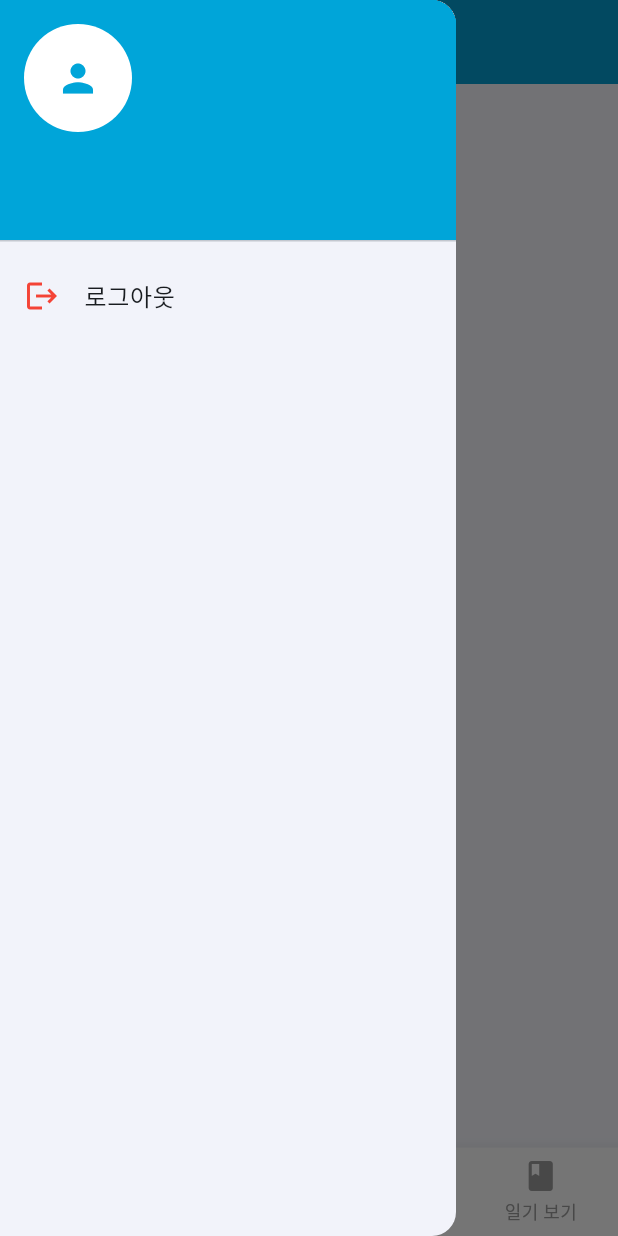
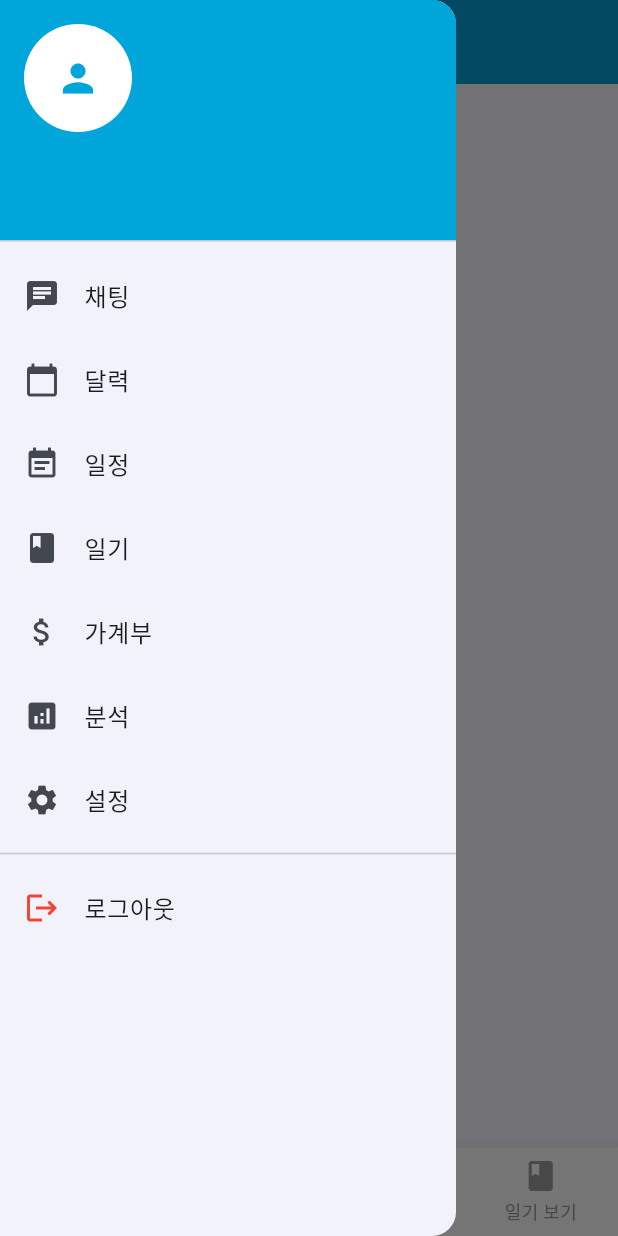
Before and after one commit to yoyowasi/mind_line_front, a Flutter app: the HomeScreen screen opened by its route, item 2 of the bottom bar chosen, with the side drawer open, on a phone screen of 412 x 824 dp. Run offline on Flutter 3.47's test engine with Material 3 defaults, Android fonts, the phone set to English and light mode, and no system bars; our stand-ins replace firebase_auth, firebase_core, fl_chart, go_router, image_picker, speech_to_text; accounts and stored records are empty.

Commit message:
의도가 잘 반영된

```diff
--- a/lib/home/home_screen.dart
+++ b/lib/home/home_screen.dart
@@ -2,7 +2,7 @@ import 'package:flutter/material.dart';
 import 'package:firebase_auth/firebase_auth.dart';
 import 'package:go_router/go_router.dart';
 
-import '../../core/services/auth_service.dart'; // 충돌 방지용 api_service.dart 제거
+import '../../core/services/auth_service.dart';
 import '../widgets/chat_tab.dart';
 import '../widgets/expense_tab.dart';
 import '../widgets/schedule_tab.dart';
@@ -20,6 +20,17 @@ class _HomeScreenState extends State<HomeScreen> {
   User? _user;
   int _selectedIndex = 0;
 
+  final List<String> _titles = [
+    '채팅',
+    '내 일정',
+    '지출내역',
+    '일기 보기',
+    '달력',
+    '가계부',
+    '분석',
+    '설정',
+  ];
+
   @override
   void initState() {
     super.initState();
@@ -33,16 +44,24 @@ class _HomeScreenState extends State<HomeScreen> {
 
   Widget _buildTabView() {
     switch (_selectedIndex) {
+      case 0:
+        return const ChatTab();
+      case 1:
+        return const ScheduleTab();
+      case 2:
+        return const ExpenseTab();
       case 3:
         return const DaliyTab();
-      case 2:
-        return const ExpenseTab();
-      case 1:
-        return const ScheduleTab();
-      case 0:
       default:
-        return const ChatTab();
+        return Center(child: Text('${_titles[_selectedIndex]} (미구현)'));
     }
+  }
+
+  void _selectFromDrawer(int index) {
+    Navigator.pop(context); // 사이드바 닫기
+    setState(() {
+      _selectedIndex = index;
+    });
   }
 
   @override
@@ -51,21 +70,7 @@ class _HomeScreenState extends State<HomeScreen> {
 
     return Scaffold(
       appBar: AppBar(
-        title: const Row(
-          mainAxisSize: MainAxisSize.min,
-          children: [
-            Icon(Icons.circle, color: Colors.white, size: 20),
-            SizedBox(width: 8),
-            Text(
-              'DailyCircle',
-              style: TextStyle(
-                fontWeight: FontWeight.bold,
-                fontSize: 20,
-                color: Colors.white,
-              ),
-            ),
-          ],
-        ),
+        title: Text('DailyCircle - ${_titles[_selectedIndex]}'),
         backgroundColor: themeColor,
         centerTitle: true,
         elevation: 2,
@@ -74,7 +79,7 @@ class _HomeScreenState extends State<HomeScreen> {
             IconButton(
               icon: const Icon(Icons.refresh, color: Colors.white),
               onPressed: () {
-                // ChatTab에서 상태 초기화 구현 시 연결
+                // ChatTab에서 메시지 초기화할 수 있음
               },
               tooltip: '새로고침',
             ),
@@ -97,6 +102,42 @@ class _HomeScreenState extends State<HomeScreen> {
               ),
             ),
             ListTile(
+              leading: const Icon(Icons.chat),
+              title: const Text('채팅'),
+              onTap: () => _selectFromDrawer(0),
+            ),
+            ListTile(
+              leading: const Icon(Icons.calendar_today),
+              title: const Text('달력'),
+              onTap: () => _selectFromDrawer(4),
+            ),
+            ListTile(
+              leading: const Icon(Icons.event_note),
+              title: const Text('일정'),
+              onTap: () => _selectFromDrawer(1),
+            ),
+            ListTile(
+              leading: const Icon(Icons.book),
+              title: const Text('일기'),
+              onTap: () => _selectFromDrawer(3),
+            ),
+            ListTile(
+              leading: const Icon(Icons.attach_money),
+              title: const Text('가계부'),
+              onTap: () => _selectFromDrawer(5),
+            ),
+            ListTile(
+              leading: const Icon(Icons.analytics),
+              title: const Text('분석'),
+              onTap: () => _selectFromDrawer(6),
+            ),
+            ListTile(
+              leading: const Icon(Icons.settings),
+              title: const Text('설정'),
+              onTap: () => _selectFromDrawer(7),
+            ),
+            const Divider(),
+            ListTile(
               leading: const Icon(Icons.logout, color: Colors.red),
               title: const Text('로그아웃', style: TextStyle(fontWeight: FontWeight.w500)),
               onTap: _logout,
@@ -108,7 +149,7 @@ class _HomeScreenState extends State<HomeScreen> {
       body: SafeArea(child: _buildTabView()),
 
       bottomNavigationBar: BottomNavigationBar(
-        currentIndex: _selectedIndex,
+        currentIndex: _selectedIndex > 3 ? 0 : _selectedIndex, // 탭 범위 제한
         onTap: (idx) => setState(() => _selectedIndex = idx),
         selectedItemColor: themeColor,
         unselectedItemColor: Colors.grey,
--- a/lib/routes/app_routes.dart
+++ b/lib/routes/app_routes.dart
@@ -9,6 +9,7 @@ import '../features/diary/emotion_stats_screen.dart';
 import '../home/home_screen.dart';
 
 final GoRouter appRoutes = GoRouter(
+  initialLocation: '/main', // ✅ 앱 시작 화면을 사이드바 기반으로
   redirect: (context, state) {
     final isLoggedIn = FirebaseAuth.instance.currentUser != null;
     final isLoggingIn = state.uri.toString() == '/login' || state.uri.toString() == '/register';
@@ -23,7 +24,7 @@ final GoRouter appRoutes = GoRouter(
   routes: [
     GoRoute(path: '/login', builder: (_, __) => const LoginScreen()),
     GoRoute(path: '/register', builder: (_, __) => const RegisterScreen()),
-    GoRoute(path: '/home', builder: (_, __) => const HomeScreen()),
+    GoRoute(path: '/home', builder: (_, __) => const HomeScreen()), // ✅ 탭 기반 홈
     GoRoute(path: '/diary', builder: (_, __) => const DiaryScreen()),
     GoRoute(path: '/diary/list', builder: (_, __) => const DiaryListScreen()),
     GoRoute(path: '/stats', builder: (_, __) => const EmotionStatsScreen()),
--- /dev/null
+++ b/lib/tabs/schedule_tab.dart
@@ -0,0 +1,32 @@
+import 'package:flutter/material.dart';
+
+class ScheduleTab extends StatelessWidget {
+  const ScheduleTab({super.key});
+
+  @override
+  Widget build(BuildContext context) {
+    return Scaffold(
+      backgroundColor: Colors.grey[100],
+      body: SafeArea(
+        child: Padding(
+          padding: const EdgeInsets.all(16),
+          child: Column(
+            crossAxisAlignment: CrossAxisAlignment.start,
+            children: const [
+              Text(
+                '내 일정',
+                style: TextStyle(
+                  fontSize: 24,
+                  fontWeight: FontWeight.bold,
+                  color: Color(0xFF263FA9),
+                ),
+              ),
+              SizedBox(height: 16),
+              Placeholder(fallbackHeight: 200), // TODO: 일정 리스트 위젯
+            ],
+          ),
+        ),
+      ),
+    );
+  }
+}
```
Also changed, not shown: lib/tabs/analytics_tab.dart (added, +32 -0 lines), lib/tabs/calendar_tab.dart (added, +32 -0 lines), lib/tabs/diary_tab.dart (added, +32 -0 lines), lib/tabs/expense_tab.dart (added, +32 -0 lines), lib/tabs/main_tab.dart (added, +17 -0 lines), lib/tabs/settings_tab.dart (added, +44 -0 lines), lib/widgets/chat_tab.dart (+44 -27 lines).
